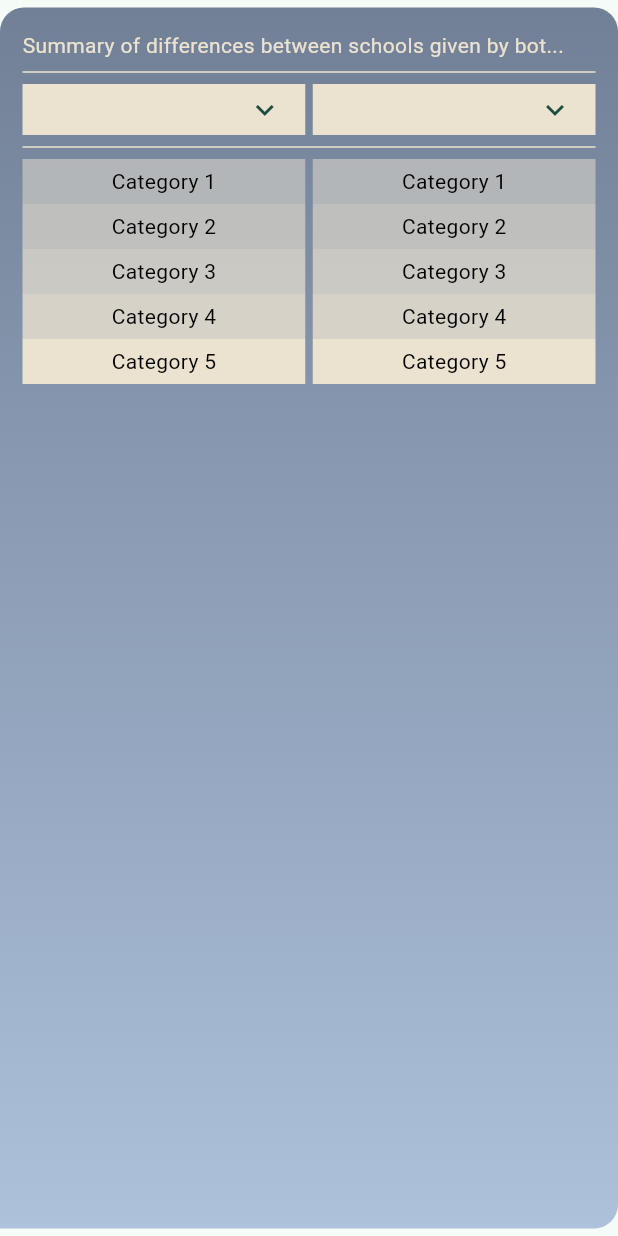
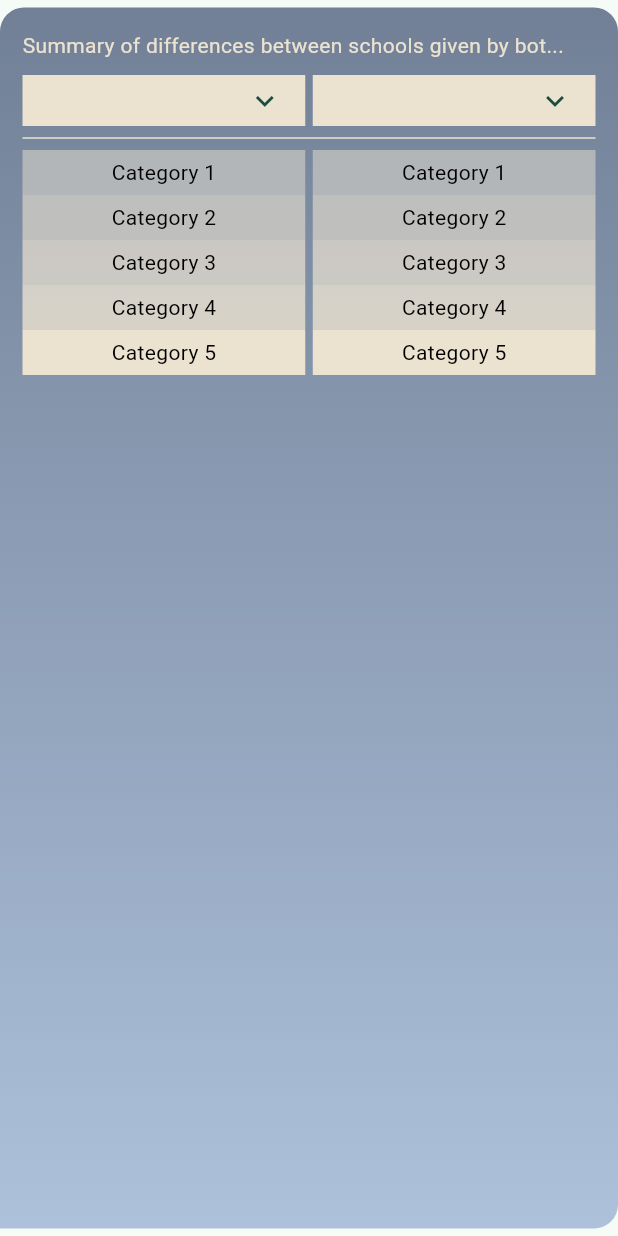
Before and after one commit to evelynyee27/iqp-demo, a Flutter app: the TwoSchoolInfoBubble widget shown alone on an empty page, opened directly with empty values, on a phone screen of 412 x 824 dp. Run offline on Flutter 3.47's test engine with Material 3 defaults, Android fonts, the phone set to English and light mode, and no system bars; our stand-ins replace flutter_dotenv, go_router.

Commit message:
remove the divider between the summary and t chart

```diff
--- a/lib/comparsion_chatbox.dart
+++ b/lib/comparsion_chatbox.dart
@@ -365,7 +365,7 @@
                       ],
                     ),
 
-                    Divider(color: Color.fromRGBO(236, 226, 208, 1)),
+                    SizedBox(height: 10),
 
                     // school dropdowns
                     Row(
```
